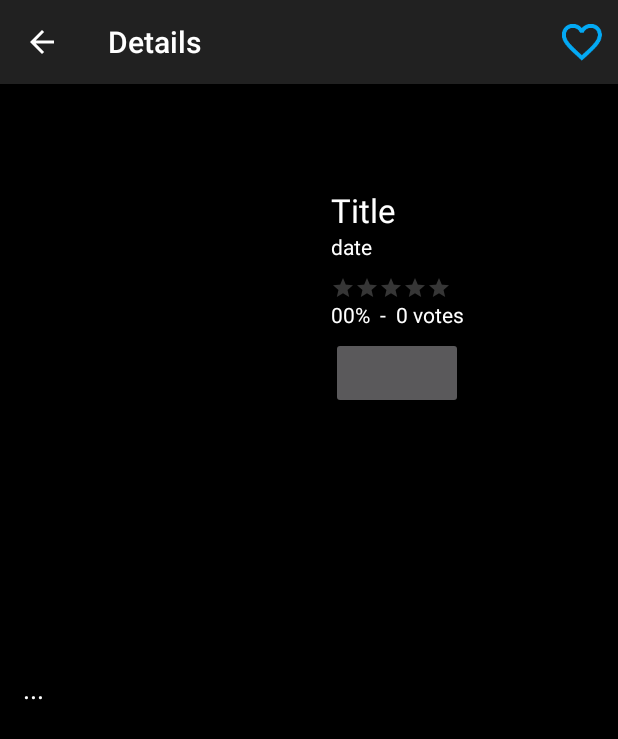
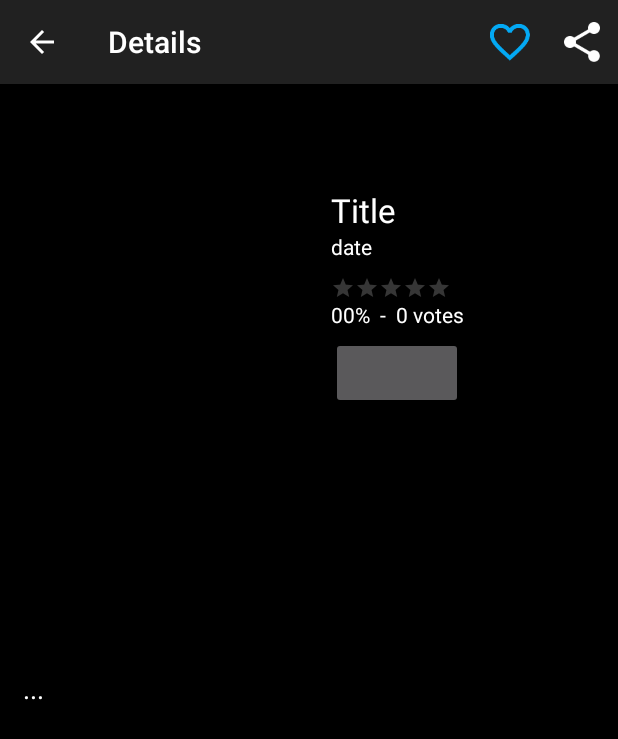
Before and after one commit to dennyjun/PopularMovies, an Android app: the MovieDetailsActivity screen opened directly, with no data from a screen before it, on a phone screen of 412 x 824 dp. Shown: the top 739 px of the screen. Run offline under Robolectric (Android 15) with nearby library versions, the phone set to English and light mode, and no system bars; libraries missing offline, so code that uses them is left out: com.dd; plain views replace CircularProgressButton; pictures from the network do not load; 14 statements that could not run were skipped.

Commit message:
Add share trailer functionality

```diff
--- a/app/src/main/res/menu/movie_details.xml
+++ b/app/src/main/res/menu/movie_details.xml
@@ -4,6 +4,6 @@
     tools:context="com.example.android.popularmovies.activities.MovieDetailsActivity">
     <item android:id="@+id/action_favorite"
         android:icon="@mipmap/ic_favorite_border_blue_48dp"
-        android:title="favorite"
+        android:title="Favorite"
         app:showAsAction="always" />
 </menu>
--- /dev/null
+++ b/app/src/main/res/menu/movie_trailers.xml
@@ -0,0 +1,9 @@
+<menu xmlns:android="http://schemas.android.com/apk/res/android"
+    xmlns:app="http://schemas.android.com/apk/res-auto"
+    xmlns:tools="http://schemas.android.com/tools"
+    tools:context="com.example.android.popularmovies.fragments.MovieTrailerFragment">
+    <item android:id="@+id/action_share"
+        android:title="Share"
+        android:icon="@mipmap/ic_share_white_48dp"
+        app:showAsAction="always" />
+</menu>
```
Also changed, not shown: app/src/main/java/com/example/android/popularmovies/fragments/MovieTrailerFragment.java (+42 -0 lines), app/src/main/res/mipmap-hdpi/ic_share_white_48dp.png (added), app/src/main/res/mipmap-mdpi/ic_share_white_48dp.png (added), app/src/main/res/mipmap-xhdpi/ic_share_white_48dp.png (added), app/src/main/res/mipmap-xxhdpi/ic_share_white_48dp.png (added), app/src/main/res/mipmap-xxxhdpi/ic_share_white_48dp.png (added).
